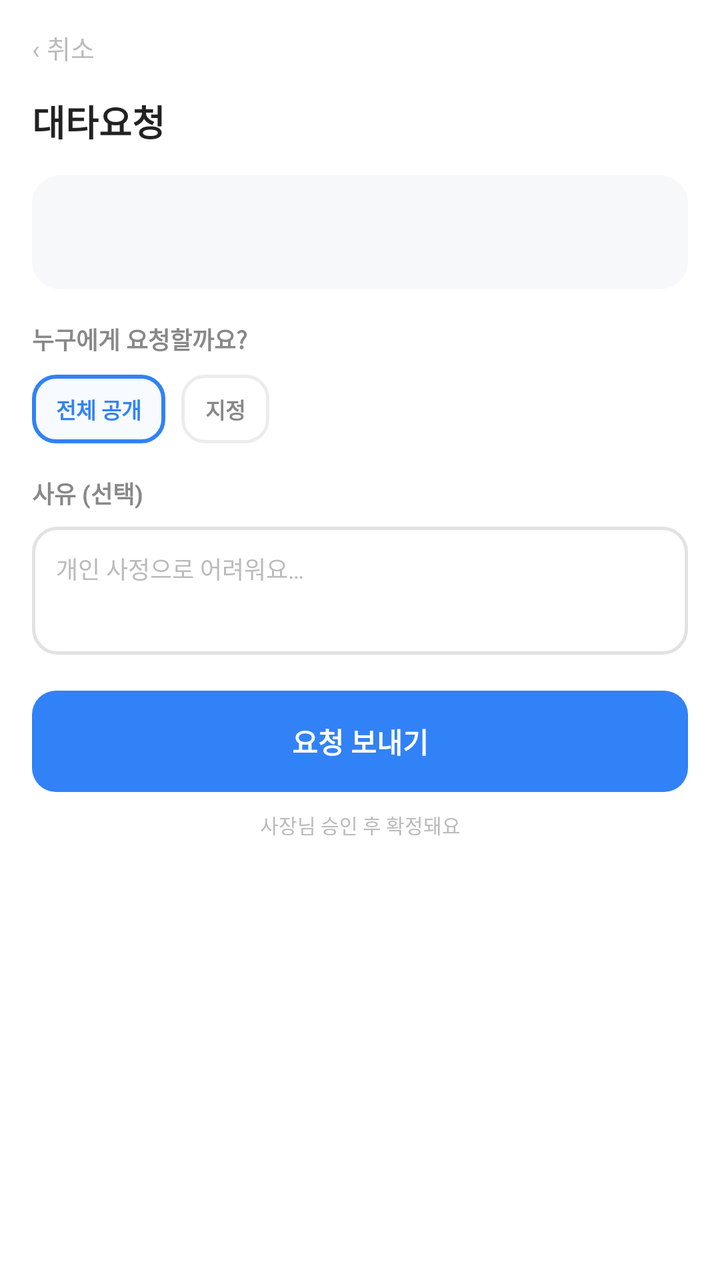
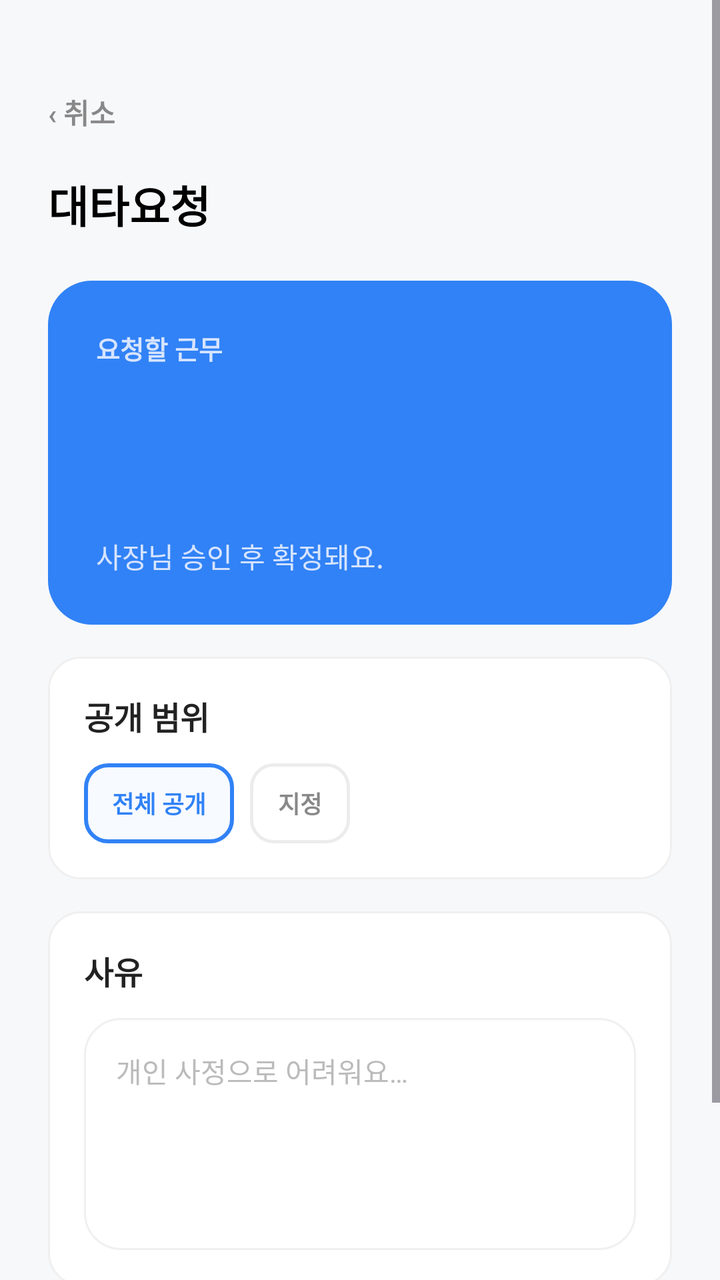

The first picture is an Android layout as it rendered before a commit; the second is the same layout after the commit. The layout source and the unified diff follow.
<!-- AndroidManifest.xml: application theme Theme.PTManagerEmployee -->
<!-- res/layout/activity_sub_request.xml -->
<?xml version="1.0" encoding="utf-8"?>
<ScrollView xmlns:android="http://schemas.android.com/apk/res/android"
    android:id="@+id/sub_root"
    android:layout_width="match_parent"
    android:layout_height="match_parent"
    android:background="@color/white"
    android:fillViewport="true">

    <LinearLayout
        android:layout_width="match_parent"
        android:layout_height="wrap_content"
        android:orientation="vertical"
        android:paddingHorizontal="16dp"
        android:paddingBottom="28dp">

        <TextView
            android:id="@+id/btn_cancel"
            android:layout_width="wrap_content"
            android:layout_height="wrap_content"
            android:text="‹ 취소"
            android:textColor="@color/text_hint"
            android:textSize="13sp"
            android:paddingVertical="14dp"
            android:paddingEnd="14dp"
            android:background="?attr/selectableItemBackground" />

        <TextView
            android:layout_width="wrap_content"
            android:layout_height="wrap_content"
            android:text="대타요청"
            android:textColor="@color/text_primary"
            android:textSize="18sp"
            android:textStyle="bold" />

        
        <LinearLayout
            android:layout_width="match_parent"
            android:layout_height="wrap_content"
            android:layout_marginTop="14dp"
            android:orientation="vertical"
            android:background="@drawable/bg_soft_gray"
            android:padding="12dp">

            <TextView
                android:id="@+id/tv_shift_summary"
                android:layout_width="wrap_content"
                android:layout_height="wrap_content"
                android:text=""
                android:textColor="#333333"
                android:textSize="12sp"
                android:textStyle="bold" />

            <TextView
                android:layout_width="wrap_content"
                android:layout_height="wrap_content"
                android:layout_marginTop="2dp"
                android:text=""
                android:textColor="@color/text_tertiary"
                android:textSize="11sp" />
        </LinearLayout>

        <TextView
            android:layout_width="wrap_content"
            android:layout_height="wrap_content"
            android:layout_marginTop="16dp"
            android:text="누구에게 요청할까요?"
            android:textColor="@color/text_secondary"
            android:textSize="12sp"
            android:textStyle="bold" />

        <LinearLayout
            android:layout_width="wrap_content"
            android:layout_height="wrap_content"
            android:layout_marginTop="9dp"
            android:orientation="horizontal">

            <TextView
                android:id="@+id/chip_all"
                android:layout_width="wrap_content"
                android:layout_height="wrap_content"
                android:background="@drawable/bg_chip_selected"
                android:text="전체 공개"
                android:textColor="@color/brand_blue"
                android:textSize="11sp"
                android:textStyle="bold"
                android:paddingHorizontal="12dp"
                android:paddingVertical="9dp" />

            <TextView
                android:id="@+id/chip_pick"
                android:layout_width="wrap_content"
                android:layout_height="wrap_content"
                android:layout_marginStart="8dp"
                android:background="@drawable/bg_chip_outline"
                android:text="지정"
                android:textColor="@color/text_secondary"
                android:textSize="11sp"
                android:textStyle="bold"
                android:paddingHorizontal="12dp"
                android:paddingVertical="9dp" />
        </LinearLayout>

        <TextView
            android:layout_width="wrap_content"
            android:layout_height="wrap_content"
            android:layout_marginTop="16dp"
            android:text="사유 (선택)"
            android:textColor="@color/text_secondary"
            android:textSize="12sp"
            android:textStyle="bold" />

        <EditText
            android:id="@+id/input_reason"
            android:layout_width="match_parent"
            android:layout_height="wrap_content"
            android:layout_marginTop="8dp"
            android:background="@drawable/bg_input"
            android:gravity="top|start"
            android:hint="개인 사정으로 어려워요…"
            android:textColorHint="@color/text_hint"
            android:textColor="@color/text_primary"
            android:textSize="12sp"
            android:inputType="textMultiLine"
            android:minHeight="64dp"
            android:padding="12dp" />

        <TextView
            android:id="@+id/btn_send"
            android:layout_width="match_parent"
            android:layout_height="wrap_content"
            android:layout_marginTop="18dp"
            android:background="@drawable/bg_btn_primary"
            android:text="요청 보내기"
            android:textColor="@color/white"
            android:textSize="14sp"
            android:textStyle="bold"
            android:gravity="center"
            android:paddingVertical="15dp"
            android:foreground="?attr/selectableItemBackground" />

        <TextView
            android:layout_width="match_parent"
            android:layout_height="wrap_content"
            android:layout_marginTop="9dp"
            android:text="사장님 승인 후 확정돼요"
            android:textColor="@color/text_hint"
            android:textSize="10sp"
            android:gravity="center" />
    </LinearLayout>
</ScrollView>
<!-- resources referenced by this layout -->
<resources>
  <color name="brand_blue">#3182F6</color>
  <color name="text_hint">#BBBBBB</color>
  <color name="text_primary">#222222</color>
  <color name="text_secondary">#888888</color>
  <color name="text_tertiary">#999999</color>
  <color name="white">#FFFFFFFF</color>
  <!-- drawable bg_btn_primary (drawable) -->
  <?xml version="1.0" encoding="utf-8"?>
  <shape xmlns:android="http://schemas.android.com/apk/res/android" android:shape="rectangle">
      <solid android:color="@color/brand_blue" />
      <corners android:radius="12dp" />
  </shape>
  <!-- drawable bg_chip_outline (drawable) -->
  <?xml version="1.0" encoding="utf-8"?>
  <shape xmlns:android="http://schemas.android.com/apk/res/android" android:shape="rectangle">
      <solid android:color="@color/white" />
      <corners android:radius="11dp" />
      <stroke android:width="1.5dp" android:color="@color/border" />
  </shape>
  <!-- drawable bg_chip_selected (drawable) -->
  <?xml version="1.0" encoding="utf-8"?>
  <shape xmlns:android="http://schemas.android.com/apk/res/android" android:shape="rectangle">
      <solid android:color="@color/brand_blue_bg" />
      <corners android:radius="11dp" />
      <stroke android:width="2dp" android:color="@color/brand_blue" />
  </shape>
  <!-- drawable bg_input (drawable) -->
  <?xml version="1.0" encoding="utf-8"?>
  <shape xmlns:android="http://schemas.android.com/apk/res/android" android:shape="rectangle">
      <solid android:color="@color/white" />
      <corners android:radius="12dp" />
      <stroke android:width="1.5dp" android:color="@color/input_border" />
  </shape>
  <!-- drawable bg_soft_gray (drawable) -->
  <?xml version="1.0" encoding="utf-8"?>
  <shape xmlns:android="http://schemas.android.com/apk/res/android" android:shape="rectangle">
      <solid android:color="@color/surface_gray" />
      <corners android:radius="14dp" />
  </shape>
  <style name="Theme.PTManagerEmployee" parent="Base.Theme.PTManagerEmployee" />
  <color name="border">#ECECEC</color>
  <color name="brand_blue_bg">#F7FAFF</color>
  <color name="input_border">#E2E2E2</color>
  <color name="surface_gray">#F7F8FA</color>
  <style name="Base.Theme.PTManagerEmployee" parent="Theme.Material3.Light.NoActionBar">
          <item name="colorPrimary">@color/brand_blue</item>
          <item name="colorOnPrimary">@color/white</item>
          
          <item name="colorSecondaryContainer">@color/brand_blue_chip</item>
          <item name="colorOnSecondaryContainer">@color/brand_blue</item>
          <item name="colorSurface">@color/white</item>
          <item name="colorOnSurface">@color/text_primary</item>
          <item name="android:colorBackground">@color/white</item>
          <item name="android:statusBarColor">@color/white</item>
          <item name="android:navigationBarColor">@color/white</item>
          <item name="android:windowLightStatusBar">true</item>
          <item name="android:windowLightNavigationBar" tools:targetApi="o_mr1">true</item>
      </style>
  <color name="brand_blue_chip">#DBE7FF</color>
</resources>

<!-- the commit's change to res/layout/activity_sub_request.xml (unified diff, before → after) -->
@@ -1,150 +1,181 @@
 <?xml version="1.0" encoding="utf-8"?>
 <ScrollView xmlns:android="http://schemas.android.com/apk/res/android"
+    xmlns:tools="http://schemas.android.com/tools"
     android:id="@+id/sub_root"
     android:layout_width="match_parent"
     android:layout_height="match_parent"
-    android:background="@color/white"
-    android:fillViewport="true">
+    android:background="@color/surface_gray"
+    android:fillViewport="true"
+    tools:ignore="HardcodedText">
 
     <LinearLayout
         android:layout_width="match_parent"
         android:layout_height="wrap_content"
         android:orientation="vertical"
-        android:paddingHorizontal="16dp"
+        android:paddingHorizontal="24dp"
+        android:paddingTop="36dp"
         android:paddingBottom="28dp">
 
         <TextView
             android:id="@+id/btn_cancel"
             android:layout_width="wrap_content"
-            android:layout_height="wrap_content"
+            android:layout_height="40dp"
+            android:background="?attr/selectableItemBackgroundBorderless"
+            android:gravity="center_vertical"
+            android:paddingEnd="14dp"
             android:text="‹ 취소"
-            android:textColor="@color/text_hint"
-            android:textSize="13sp"
-            android:paddingVertical="14dp"
-            android:paddingEnd="14dp"
-            android:background="?attr/selectableItemBackground" />
+            android:textColor="@color/text_secondary"
+            android:textSize="14sp"
+            android:textStyle="bold" />
 
         <TextView
             android:layout_width="wrap_content"
             android:layout_height="wrap_content"
+            android:layout_marginTop="10dp"
             android:text="대타요청"
-            android:textColor="@color/text_primary"
-            android:textSize="18sp"
+            android:textColor="@color/black"
+            android:textSize="22sp"
             android:textStyle="bold" />
 
-        
         <LinearLayout
             android:layout_width="match_parent"
             android:layout_height="wrap_content"
-            android:layout_marginTop="14dp"
+            android:layout_marginTop="22dp"
+            android:background="@drawable/bg_home_today_card"
             android:orientation="vertical"
-            android:background="@drawable/bg_soft_gray"
-            android:padding="12dp">
+            android:paddingHorizontal="24dp"
+            android:paddingTop="24dp"
+            android:paddingBottom="24dp">
+
+            <TextView
+                android:layout_width="wrap_content"
+                android:layout_height="wrap_content"
+                android:text="요청할 근무"
+                android:textColor="@color/brand_blue_border"
+                android:textSize="13sp"
+                android:textStyle="bold" />
 
             <TextView
                 android:id="@+id/tv_shift_summary"
                 android:layout_width="wrap_content"
                 android:layout_height="wrap_content"
+                android:layout_marginTop="12dp"
                 android:text=""
-                android:textColor="#333333"
-                android:textSize="12sp"
+                android:textColor="@color/brand_blue_border"
+                android:textSize="14sp"
                 android:textStyle="bold" />
+
+            <TextView
+                android:id="@+id/tv_shift_time"
+                android:layout_width="wrap_content"
+                android:layout_height="wrap_content"
+                android:layout_marginTop="8dp"
+                android:text=""
+                android:textColor="@color/white"
+                android:textSize="26sp"
+                android:textStyle="bold" />
+
+            <TextView
+                android:layout_width="match_parent"
+                android:layout_height="wrap_content"
+                android:layout_marginTop="10dp"
+                android:text="사장님 승인 후 확정돼요."
+                android:textColor="@color/brand_blue_border"
+                android:textSize="14sp" />
+        </LinearLayout>
+
+        <LinearLayout
+            android:layout_width="match_parent"
+            android:layout_height="wrap_content"
+            android:layout_marginTop="16dp"
+            android:background="@drawable/bg_home_news_card"
+            android:orientation="vertical"
+            android:padding="18dp">
 
             <TextView
                 android:layout_width="wrap_content"
                 android:layout_height="wrap_content"
-                android:layout_marginTop="2dp"
-                android:text=""
-                android:textColor="@color/text_tertiary"
-                android:textSize="11sp" />
+                android:text="공개 범위"
+                android:textColor="@color/text_primary"
+                android:textSize="16sp"
+                android:textStyle="bold" />
+
+            <LinearLayout
+                android:layout_width="wrap_content"
+                android:layout_height="wrap_content"
+                android:layout_marginTop="12dp"
+                android:orientation="horizontal">
+
+                <TextView
+                    android:id="@+id/chip_all"
+                    android:layout_width="wrap_content"
+                    android:layout_height="40dp"
+                    android:background="@drawable/bg_chip_selected"
+                    android:gravity="center"
+                    android:paddingHorizontal="14dp"
+                    android:text="전체 공개"
+                    android:textColor="@color/brand_blue"
+                    android:textSize="12sp"
+                    android:textStyle="bold" />
+
+                <TextView
+                    android:id="@+id/chip_pick"
+                    android:layout_width="wrap_content"
+                    android:layout_height="40dp"
+                    android:layout_marginStart="8dp"
+                    android:background="@drawable/bg_chip_outline"
+                    android:gravity="center"
+                    android:paddingHorizontal="14dp"
+                    android:text="지정"
+                    android:textColor="@color/text_secondary"
+                    android:textSize="12sp"
+                    android:textStyle="bold" />
+            </LinearLayout>
         </LinearLayout>
 
-        <TextView
-            android:layout_width="wrap_content"
+        <LinearLayout
+            android:layout_width="match_parent"
             android:layout_height="wrap_content"
             android:layout_marginTop="16dp"
-            android:text="누구에게 요청할까요?"
-            android:textColor="@color/text_secondary"
-            android:textSize="12sp"
-            android:textStyle="bold" />
-
-        <LinearLayout
-            android:layout_width="wrap_content"
-            android:layout_height="wrap_content"
-            android:layout_marginTop="9dp"
-            android:orientation="horizontal">
+            android:background="@drawable/bg_home_news_card"
+            android:orientation="vertical"
+            android:padding="18dp">
 
             <TextView
-                android:id="@+id/chip_all"
                 android:layout_width="wrap_content"
                 android:layout_height="wrap_content"
-                android:background="@drawable/bg_chip_selected"
-                android:text="전체 공개"
-                android:textColor="@color/brand_blue"
-                android:textSize="11sp"
-                android:textStyle="bold"
-                android:paddingHorizontal="12dp"
-                android:paddingVertical="9dp" />
+                android:text="사유"
+                android:textColor="@color/text_primary"
+                android:textSize="16sp"
+                android:textStyle="bold" />
 
-            <TextView
-                android:id="@+id/chip_pick"
-                android:layout_width="wrap_content"
+            <EditText
+                android:id="@+id/input_reason"
+                android:layout_width="match_parent"
                 android:layout_height="wrap_content"
-                android:layout_marginStart="8dp"
-                android:background="@drawable/bg_chip_outline"
-                android:text="지정"
-                android:textColor="@color/text_secondary"
-                android:textSize="11sp"
-                android:textStyle="bold"
-                android:paddingHorizontal="12dp"
-                android:paddingVertical="9dp" />
+                android:layout_marginTop="12dp"
+                android:background="@drawable/bg_schedule_empty_card"
+                android:gravity="top|start"
+                android:hint="개인 사정으로 어려워요…"
+                android:inputType="textMultiLine"
+                android:minHeight="116dp"
+                android:padding="16dp"
+                android:textColor="@color/text_primary"
+                android:textColorHint="@color/text_hint"
+                android:textSize="14sp" />
         </LinearLayout>
-
-        <TextView
-            android:layout_width="wrap_content"
-            android:layout_height="wrap_content"
-            android:layout_marginTop="16dp"
-            android:text="사유 (선택)"
-            android:textColor="@color/text_secondary"
-            android:textSize="12sp"
-            android:textStyle="bold" />
-
-        <EditText
-            android:id="@+id/input_reason"
-            android:layout_width="match_parent"
-            android:layout_height="wrap_content"
-            android:layout_marginTop="8dp"
-            android:background="@drawable/bg_input"
-            android:gravity="top|start"
-            android:hint="개인 사정으로 어려워요…"
-            android:textColorHint="@color/text_hint"
-            android:textColor="@color/text_primary"
-            android:textSize="12sp"
-            android:inputType="textMultiLine"
-            android:minHeight="64dp"
-            android:padding="12dp" />
 
         <TextView
             android:id="@+id/btn_send"
             android:layout_width="match_parent"
-            android:layout_height="wrap_content"
+            android:layout_height="54dp"
             android:layout_marginTop="18dp"
-            android:background="@drawable/bg_btn_primary"
+            android:background="@drawable/bg_btn_outline"
+            android:foreground="?attr/selectableItemBackground"
+            android:gravity="center"
             android:text="요청 보내기"
-            android:textColor="@color/white"
-            android:textSize="14sp"
-            android:textStyle="bold"
-            android:gravity="center"
-            android:paddingVertical="15dp"
-            android:foreground="?attr/selectableItemBackground" />
-
-        <TextView
-            android:layout_width="match_parent"
-            android:layout_height="wrap_content"
-            android:layout_marginTop="9dp"
-            android:text="사장님 승인 후 확정돼요"
-            android:textColor="@color/text_hint"
-            android:textSize="10sp"
-            android:gravity="center" />
+            android:textColor="@color/brand_blue"
+            android:textSize="15sp"
+            android:textStyle="bold" />
     </LinearLayout>
 </ScrollView>
<!-- resource entries referenced after the edit -->
@@ -1,16 +1,18 @@
 <!-- resources referenced by this layout -->
 <resources>
+  <color name="black">#FF000000</color>
   <color name="brand_blue">#3182F6</color>
+  <color name="brand_blue_border">#D6E4FF</color>
   <color name="text_hint">#BBBBBB</color>
   <color name="text_primary">#222222</color>
   <color name="text_secondary">#888888</color>
-  <color name="text_tertiary">#999999</color>
   <color name="white">#FFFFFFFF</color>
-  <!-- drawable bg_btn_primary (drawable) -->
+  <!-- drawable bg_btn_outline (drawable) -->
   <?xml version="1.0" encoding="utf-8"?>
   <shape xmlns:android="http://schemas.android.com/apk/res/android" android:shape="rectangle">
-      <solid android:color="@color/brand_blue" />
-      <corners android:radius="12dp" />
+      <solid android:color="@color/white" />
+      <corners android:radius="13dp" />
+      <stroke android:width="1.5dp" android:color="@color/brand_blue" />
   </shape>
   <!-- drawable bg_chip_outline (drawable) -->
   <?xml version="1.0" encoding="utf-8"?>
@@ -26,23 +28,30 @@
       <corners android:radius="11dp" />
       <stroke android:width="2dp" android:color="@color/brand_blue" />
   </shape>
-  <!-- drawable bg_input (drawable) -->
+  <!-- drawable bg_home_news_card (drawable) -->
   <?xml version="1.0" encoding="utf-8"?>
   <shape xmlns:android="http://schemas.android.com/apk/res/android" android:shape="rectangle">
       <solid android:color="@color/white" />
-      <corners android:radius="12dp" />
-      <stroke android:width="1.5dp" android:color="@color/input_border" />
+      <corners android:radius="16dp" />
+      <stroke android:width="1dp" android:color="@color/border_light" />
   </shape>
-  <!-- drawable bg_soft_gray (drawable) -->
+  <!-- drawable bg_home_today_card (drawable) -->
   <?xml version="1.0" encoding="utf-8"?>
   <shape xmlns:android="http://schemas.android.com/apk/res/android" android:shape="rectangle">
-      <solid android:color="@color/surface_gray" />
-      <corners android:radius="14dp" />
+      <solid android:color="@color/brand_blue" />
+      <corners android:radius="22dp" />
+  </shape>
+  <!-- drawable bg_schedule_empty_card (drawable) -->
+  <?xml version="1.0" encoding="utf-8"?>
+  <shape xmlns:android="http://schemas.android.com/apk/res/android" android:shape="rectangle">
+      <solid android:color="@color/white" />
+      <corners android:radius="18dp" />
+      <stroke android:width="1dp" android:color="@color/border_light" />
   </shape>
   <style name="Theme.PTManagerEmployee" parent="Base.Theme.PTManagerEmployee" />
   <color name="border">#ECECEC</color>
   <color name="brand_blue_bg">#F7FAFF</color>
-  <color name="input_border">#E2E2E2</color>
+  <color name="border_light">#F0F0F0</color>
   <color name="surface_gray">#F7F8FA</color>
   <style name="Base.Theme.PTManagerEmployee" parent="Theme.Material3.Light.NoActionBar">
           <item name="colorPrimary">@color/brand_blue</item>
